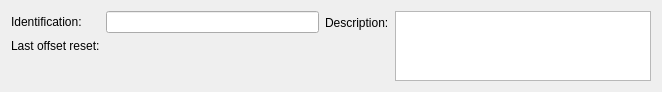
Old version of the form src/mdttools/mdttesttool/mdtTtTestConnectionCableEditor.ui in the repository scandyna/multidiagtools.
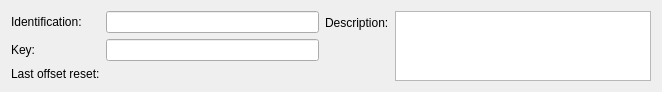
New version of the form.

What changed in the file:
```diff
--- a/src/mdttools/mdttesttool/mdtTtTestConnectionCableEditor.ui
+++ b/src/mdttools/mdttesttool/mdtTtTestConnectionCableEditor.ui
@@ -16,6 +16,9 @@
   <layout class="QHBoxLayout" name="horizontalLayout">
    <item>
     <layout class="QFormLayout" name="formLayout">
+     <property name="fieldGrowthPolicy">
+      <enum>QFormLayout::ExpandingFieldsGrow</enum>
+     </property>
      <item row="0" column="0">
       <widget class="QLabel" name="lbIdentification">
        <property name="text">
@@ -27,19 +30,36 @@
       <widget class="QLineEdit" name="fld_Identification"/>
      </item>
      <item row="1" column="1">
-      <widget class="QLabel" name="fld_OffsetResetDate">
-       <property name="text">
-        <string>                        </string>
+      <widget class="QLineEdit" name="fld_Key">
+       <property name="statusTip">
+        <string>Logical cable identification</string>
+       </property>
+       <property name="whatsThis">
+        <string>&lt;html&gt;&lt;head/&gt;&lt;body&gt;&lt;p&gt;Logical cable identification.&lt;/p&gt;&lt;/body&gt;&lt;/html&gt;</string>
        </property>
       </widget>
      </item>
-     <item row="1" column="0">
+     <item row="2" column="0">
       <widget class="QLabel" name="lbOffsetResetDate">
        <property name="text">
         <string>Last offset reset:</string>
        </property>
       </widget>
      </item>
+     <item row="2" column="1">
+      <widget class="QLabel" name="fld_OffsetResetDate">
+       <property name="text">
+        <string/>
+       </property>
+      </widget>
+     </item>
+     <item row="1" column="0">
+      <widget class="QLabel" name="lbKey">
+       <property name="text">
+        <string>Key:</string>
+       </property>
+      </widget>
+     </item>
     </layout>
    </item>
    <item>
```
Left out of the diff: 9 changed lines with no effect on the pictures.
